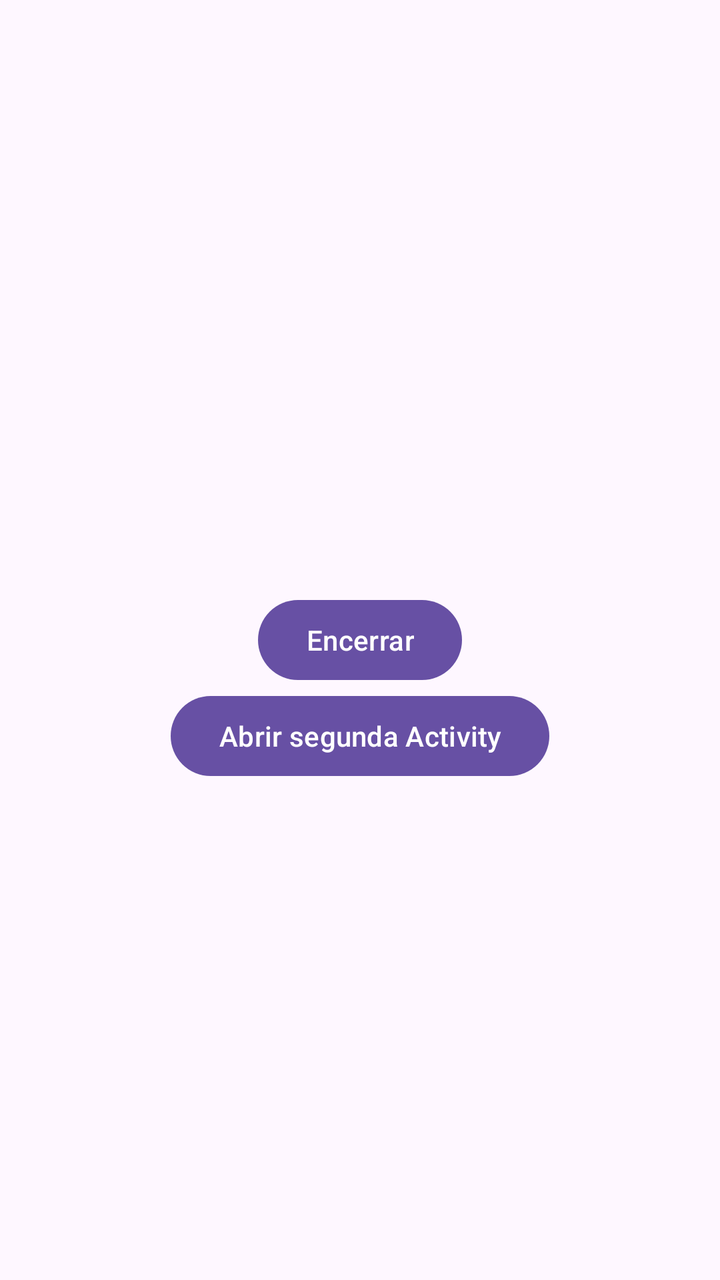
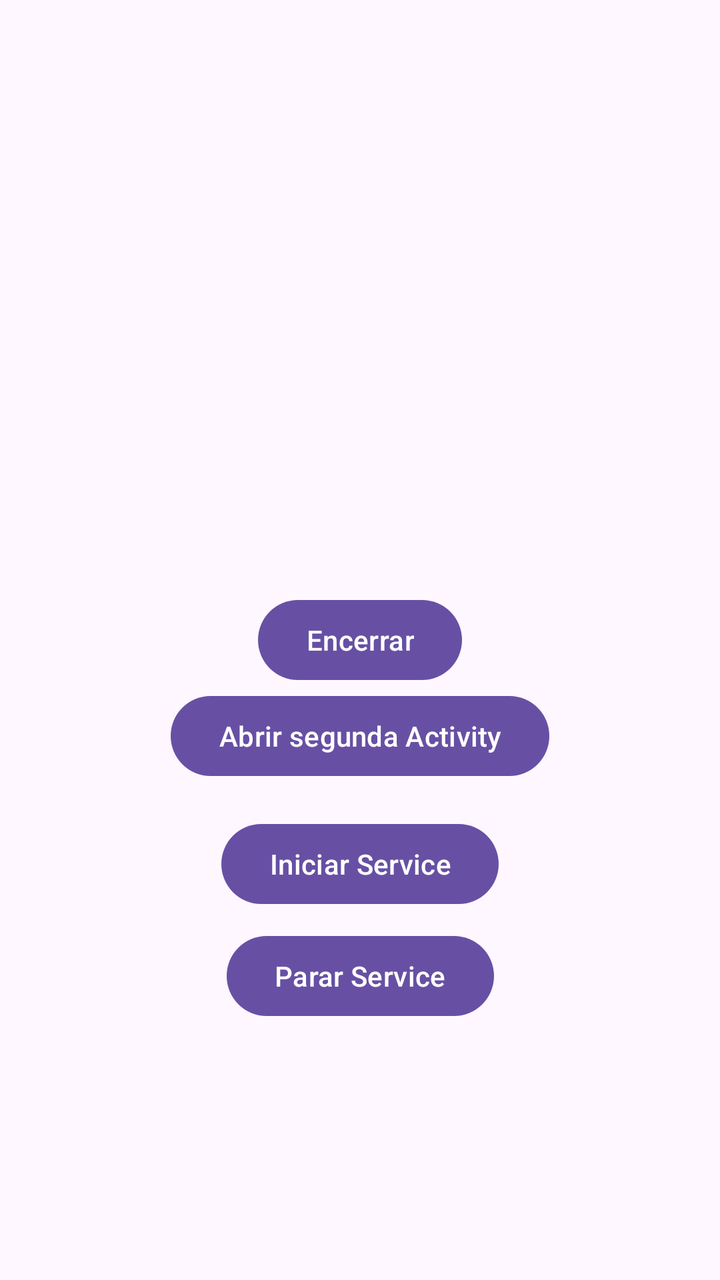

An Android layout rendered at two revisions. The XML below is the earlier revision; the diff shows what the commit changed to produce the second picture.
<!-- AndroidManifest.xml: application theme Theme.SimpleActivity -->
<!-- res/layout/activity_main.xml -->
<?xml version="1.0" encoding="utf-8"?>
<androidx.constraintlayout.widget.ConstraintLayout 
    xmlns:android="http://schemas.android.com/apk/res/android"
    xmlns:app="http://schemas.android.com/apk/res-auto"
    xmlns:tools="http://schemas.android.com/tools"
    android:id="@+id/main"
    android:layout_width="match_parent"
    android:layout_height="match_parent"
    tools:context=".MainActivity">

    <Button
        android:id="@+id/botaoEncerrar"
        android:layout_width="wrap_content"
        android:layout_height="wrap_content"
        android:text="Encerrar"
        android:onClick="finishButtonPressed"
        app:layout_constraintTop_toTopOf="parent"
        app:layout_constraintBottom_toBottomOf="parent"
        app:layout_constraintStart_toStartOf="parent"
        app:layout_constraintEnd_toEndOf="parent" />

    <Button
        android:id="@+id/botaoAbrirSegunda"
        android:layout_width="wrap_content"
        android:layout_height="wrap_content"
        android:text="Abrir segunda Activity"
        app:layout_constraintTop_toBottomOf="@id/botaoEncerrar"
        app:layout_constraintStart_toStartOf="parent"
        app:layout_constraintEnd_toEndOf="parent"/>

</androidx.constraintlayout.widget.ConstraintLayout>
<!-- resources referenced by this layout -->
<resources>
  <style name="Theme.SimpleActivity" parent="Base.Theme.SimpleActivity" />
  <style name="Base.Theme.SimpleActivity" parent="Theme.Material3.DayNight.NoActionBar">
          
          
      </style>
</resources>

<!-- the commit's change to res/layout/activity_main.xml (unified diff, before → after) -->
@@ -28,4 +28,24 @@
         app:layout_constraintStart_toStartOf="parent"
         app:layout_constraintEnd_toEndOf="parent"/>
 
+    <Button
+        android:id="@+id/botaoIniciarService"
+        android:layout_width="wrap_content"
+        android:layout_height="wrap_content"
+        android:text="Iniciar Service"
+        app:layout_constraintTop_toBottomOf="@id/botaoAbrirSegunda"
+        app:layout_constraintStart_toStartOf="parent"
+        app:layout_constraintEnd_toEndOf="parent"
+        android:layout_marginTop="16dp"/>
+
+    <Button
+        android:id="@+id/botaoPararService"
+        android:layout_width="wrap_content"
+        android:layout_height="wrap_content"
+        android:text="Parar Service"
+        app:layout_constraintTop_toBottomOf="@id/botaoIniciarService"
+        app:layout_constraintStart_toStartOf="parent"
+        app:layout_constraintEnd_toEndOf="parent"
+        android:layout_marginTop="8dp"/>
+
 </androidx.constraintlayout.widget.ConstraintLayout>
